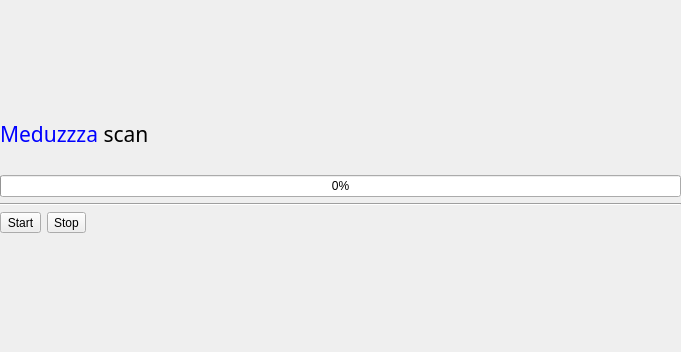
Before: the Qt Designer form sources/gui/ui/scanwidget.ui in amd00/meduzzza, drawn with Qt 5.
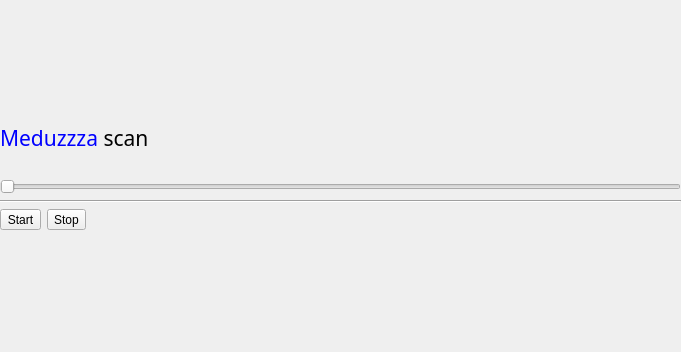
After: the same form once the commit is applied. Icons and pictures are not drawn.

What changed in the file:
```diff
--- a/sources/gui/ui/scanwidget.ui
+++ b/sources/gui/ui/scanwidget.ui
@@ -71,12 +71,12 @@
       </layout>
      </item>
      <item>
-      <widget class="QProgressBar" name="m_progress">
-       <property name="maximum">
-        <number>999999999</number>
+      <widget class="QSlider" name="m_slider">
+       <property name="enabled">
+        <bool>false</bool>
        </property>
-       <property name="value">
-        <number>0</number>
+       <property name="orientation">
+        <enum>Qt::Horizontal</enum>
        </property>
       </widget>
      </item>
```
